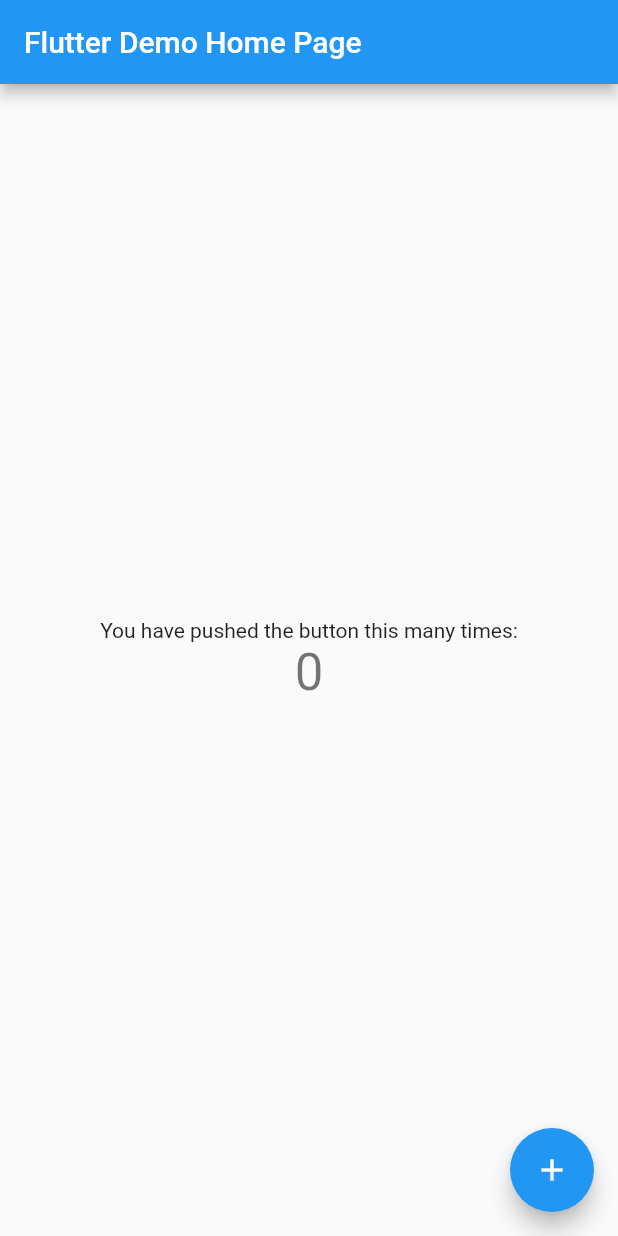
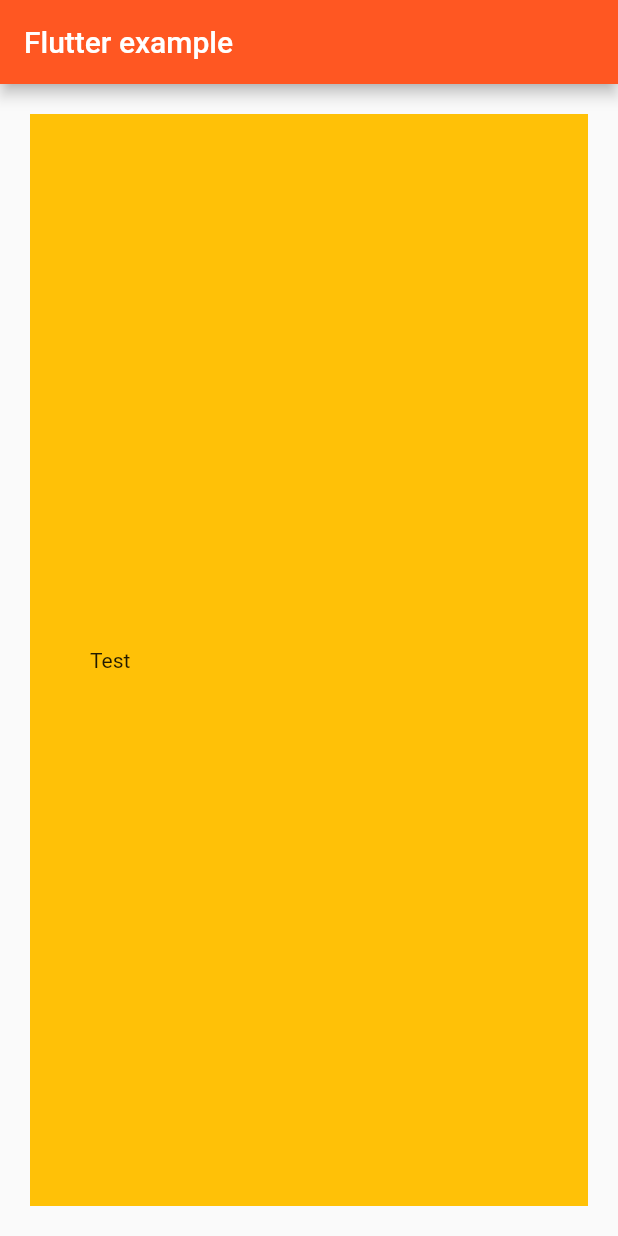
Before and after one commit to kimts2627/flutter-pratice, a Flutter app: the screen it shows after launch, on a phone screen of 412 x 824 dp. Run offline on Flutter 3.47's test engine with Material 2 defaults, Android fonts, the phone set to English and light mode, and no system bars.

Commit message:
test ContainerWidget
<Footer>

```diff
--- a/lib/main.dart
+++ b/lib/main.dart
@@ -11,103 +11,30 @@ class MyApp extends StatelessWidget {
     return MaterialApp(
       title: 'Flutter Demo',
       theme: ThemeData(
-        // This is the theme of your application.
-        //
-        // Try running your application with "flutter run". You'll see the
-        // application has a blue toolbar. Then, without quitting the app, try
-        // changing the primarySwatch below to Colors.green and then invoke
-        // "hot reload" (press "r" in the console where you ran "flutter run",
-        // or simply save your changes to "hot reload" in a Flutter IDE).
-        // Notice that the counter didn't reset back to zero; the application
-        // is not restarted.
-        primarySwatch: Colors.blue,
+        primarySwatch: Colors.deepOrange,
       ),
-      home: MyHomePage(title: 'Flutter Demo Home Page'),
+      home: ContainerWidget()
     );
   }
 }
 
-class MyHomePage extends StatefulWidget {
-  MyHomePage({Key key, this.title}) : super(key: key);
-
-  // This widget is the home page of your application. It is stateful, meaning
-  // that it has a State object (defined below) that contains fields that affect
-  // how it looks.
-
-  // This class is the configuration for the state. It holds the values (in this
-  // case the title) provided by the parent (in this case the App widget) and
-  // used by the build method of the State. Fields in a Widget subclass are
-  // always marked "final".
-
-  final String title;
-
-  @override
-  _MyHomePageState createState() => _MyHomePageState();
-}
-
-class _MyHomePageState extends State<MyHomePage> {
-  int _counter = 0;
-
-  void _incrementCounter() {
-    setState(() {
-      // This call to setState tells the Flutter framework that something has
-      // changed in this State, which causes it to rerun the build method below
-      // so that the display can reflect the updated values. If we changed
-      // _counter without calling setState(), then the build method would not be
-      // called again, and so nothing would appear to happen.
-      _counter++;
-    });
-  }
-
+class ContainerWidget extends StatelessWidget {
   @override
   Widget build(BuildContext context) {
-    // This method is rerun every time setState is called, for instance as done
-    // by the _incrementCounter method above.
-    //
-    // The Flutter framework has been optimized to make rerunning build methods
-    // fast, so that you can just rebuild anything that needs updating rather
-    // than having to individually change instances of widgets.
     return Scaffold(
       appBar: AppBar(
-        // Here we take the value from the MyHomePage object that was created by
-        // the App.build method, and use it to set our appbar title.
-        title: Text(widget.title),
+        title: Text('Flutter example')
       ),
-      body: Center(
-        // Center is a layout widget. It takes a single child and positions it
-        // in the middle of the parent.
-        child: Column(
-          // Column is also a layout widget. It takes a list of children and
-          // arranges them vertically. By default, it sizes itself to fit its
-          // children horizontally, and tries to be as tall as its parent.
-          //
-          // Invoke "debug painting" (press "p" in the console, choose the
-          // "Toggle Debug Paint" action from the Flutter Inspector in Android
-          // Studio, or the "Toggle Debug Paint" command in Visual Studio Code)
-          // to see the wireframe for each widget.
-          //
-          // Column has various properties to control how it sizes itself and
-          // how it positions its children. Here we use mainAxisAlignment to
-          // center the children vertically; the main axis here is the vertical
-          // axis because Columns are vertical (the cross axis would be
-          // horizontal).
-          mainAxisAlignment: MainAxisAlignment.center,
-          children: <Widget>[
-            Text(
-              'You have pushed the button this many times:',
-            ),
-            Text(
-              '$_counter',
-              style: Theme.of(context).textTheme.headline4,
-            ),
-          ],
-        ),
+      body: Container(
+        color: Colors.amber,
+        // width: 150,
+        // height: 300,
+        child: Text('Test'),
+        alignment: Alignment.centerLeft,
+        margin: EdgeInsets.all(20),
+        padding: EdgeInsets.all(40),
       ),
-      floatingActionButton: FloatingActionButton(
-        onPressed: _incrementCounter,
-        tooltip: 'Increment',
-        child: Icon(Icons.add),
-      ), // This trailing comma makes auto-formatting nicer for build methods.
+
     );
   }
 }
```
